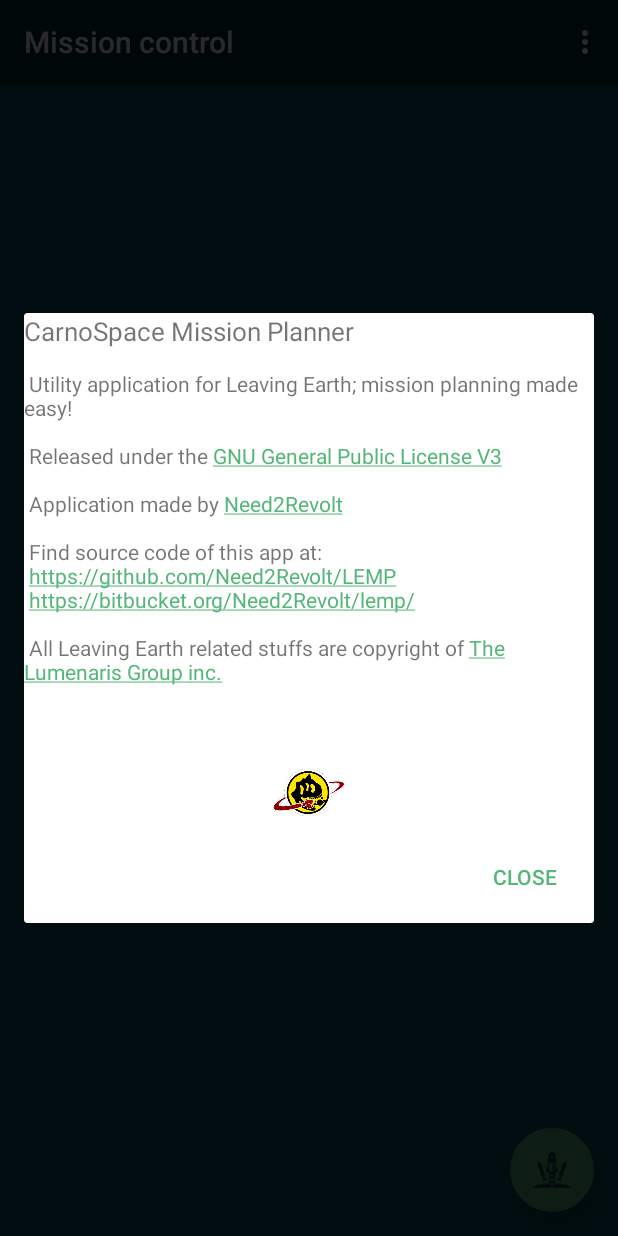
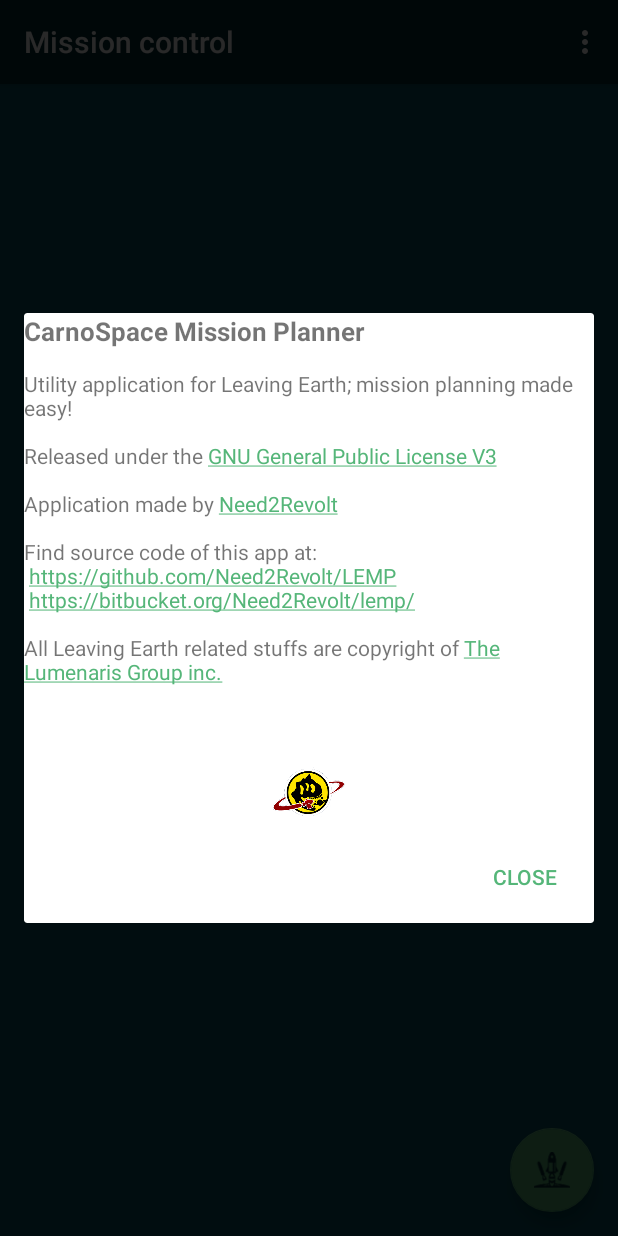
Before and after one commit to Need2Revolt/LEMP, an Android app: the MissionDetailsActivity screen opened directly, with no data from a screen before it, in the options menu, after a tap on "About", on a phone screen of 412 x 824 dp. Run offline under Robolectric (Android 15) with nearby library versions, the phone set to English and light mode, and no system bars; libraries missing offline, so code that uses them is left out: org.greenrobot.greendao; 4 statements that could not run were skipped.

Commit message:
Better text for about, incomplete stub for help
Help text is going to be a problem and will require input from users...
we'll see...

```diff
--- a/app/src/main/java/net/octopusstudios/carnospace/cmp/activity/AbstractMissionPlannerMenuAwareActivity.java
+++ b/app/src/main/java/net/octopusstudios/carnospace/cmp/activity/AbstractMissionPlannerMenuAwareActivity.java
@@ -32,7 +32,7 @@ public abstract class AbstractMissionPlannerMenuAwareActivity  extends AppCompat
         int id = item.getItemId();
         Resources res = getResources();
         if (id == R.id.action_help) {
-            openPopupDialog(R.layout.mission_input_dialog, res.getString(R.string.close_help));
+            openPopupDialog(R.layout.help_popup, res.getString(R.string.close_help));
             return true;
         }
 
--- /dev/null
+++ b/app/src/main/res/layout/help_popup.xml
@@ -0,0 +1,15 @@
+<?xml version="1.0" encoding="utf-8"?>
+<LinearLayout xmlns:android="http://schemas.android.com/apk/res/android"
+    xmlns:app="http://schemas.android.com/apk/res-auto"
+    android:id="@+id/help_popup"
+    android:layout_width="match_parent"
+    android:layout_height="match_parent"
+    android:orientation="vertical"
+    app:layout_scrollFlags="scroll">
+
+    <TextView
+        android:id="@+id/helpTextView"
+        android:layout_width="match_parent"
+        android:layout_height="wrap_content"
+        android:text="@string/help_text" />
+</LinearLayout>
--- a/app/src/main/res/values/strings.xml
+++ b/app/src/main/res/values/strings.xml
@@ -15,23 +15,29 @@
     <string name="rockets_mass_display">Mass: %d</string>
 
     <!-- long formatted text -->
-    <string name="about_text"><big><bold>CarnoSpace Mission Planner</bold></big>\n
-        \n
-        Utility application for Leaving Earth; mission planning made easy!\n
-        \n
-        Released under the <a href="https://www.gnu.org/licenses/gpl-3.0.en.html">GNU General Public License V3</a>\n
-        \n
-        Application made by <a href="http://www.twitter.com/need2revolt">Need2Revolt</a>\n
-        \n
-        Find source code of this app at:\n
+    <string name="about_text"><big><b>CarnoSpace Mission Planner</b></big>\n
+        \nUtility application for Leaving Earth; mission planning made easy!\n
+        \nReleased under the <a href="https://www.gnu.org/licenses/gpl-3.0.en.html">GNU General Public License V3</a>\n
+        \nApplication made by <a href="http://www.twitter.com/need2revolt">Need2Revolt</a>\n
+        \nFind source code of this app at:\n
         <a href="https://github.com/Need2Revolt/LEMP">https://github.com/Need2Revolt/LEMP</a>\n
         <a href="https://bitbucket.org/Need2Revolt/lemp/">https://bitbucket.org/Need2Revolt/lemp/</a>\n
-        \n
-        All Leaving Earth related stuffs are copyright of <a href="https://www.lumenaris.com/about.html">The Lumenaris Group inc.</a>\n
+        \nAll Leaving Earth related stuffs are copyright of <a href="https://www.lumenaris.com/about.html">The Lumenaris Group inc.</a>\n
         \n
         \n</string>
 
     <string name="help_text">
+        <big><b>Lost in space?</b></big>\n\n
+        First of all, if you haven\'t read Leaving Earth rulebook, go do it now and then come back
+        here. Basically this application is a digital version of the mission tables illustrated in
+        the rulebook, but with some nice automations to help you.\n
+        As the first thing, you want to create a mission, from <b>\"Command Center\"</b> view
+        using the floating button. Then choose a mission name, it can either be something that reminds
+        what the goal is, like <b>\"Man to Moon\"</b> or some fancy and secret name if you fear other space
+        agencies espionage, like <b>\"Seeliger Effect\"</b>. You\'ll see some information about the mission,
+        the most important one is the total cost that will be auto-calculated for you.\n
+        Now the next step is to add mission stages, just like the rulebook explains, in reverse order.
+        This will make mission planning easier.
 
     </string>
 </resources>
```
